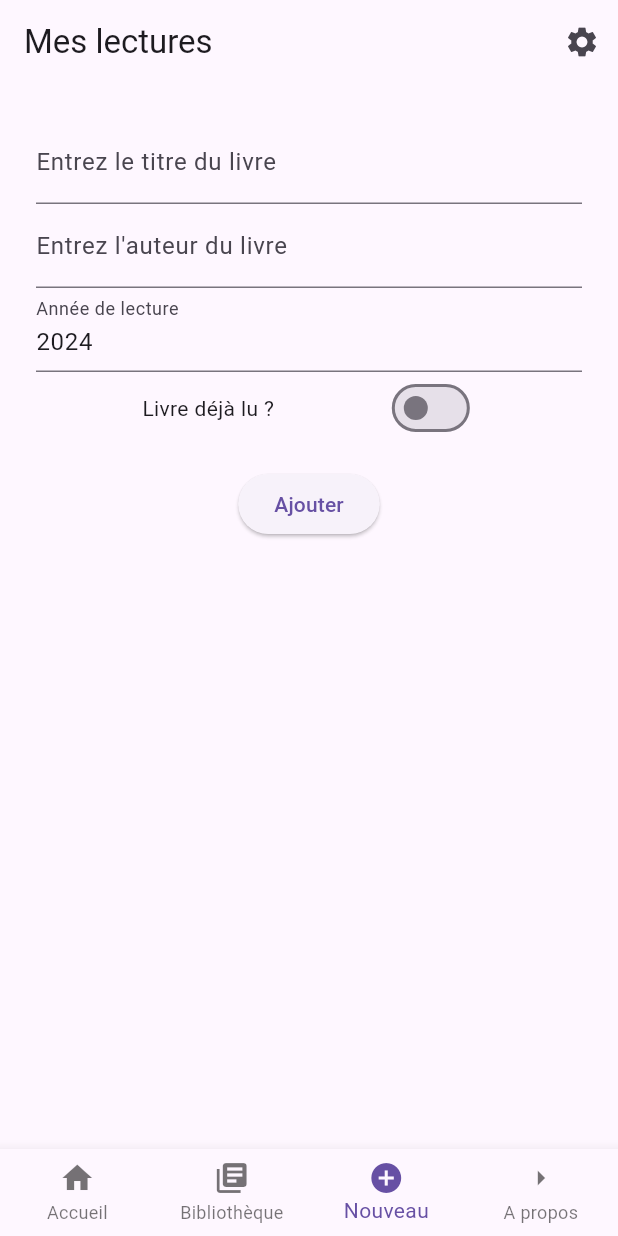
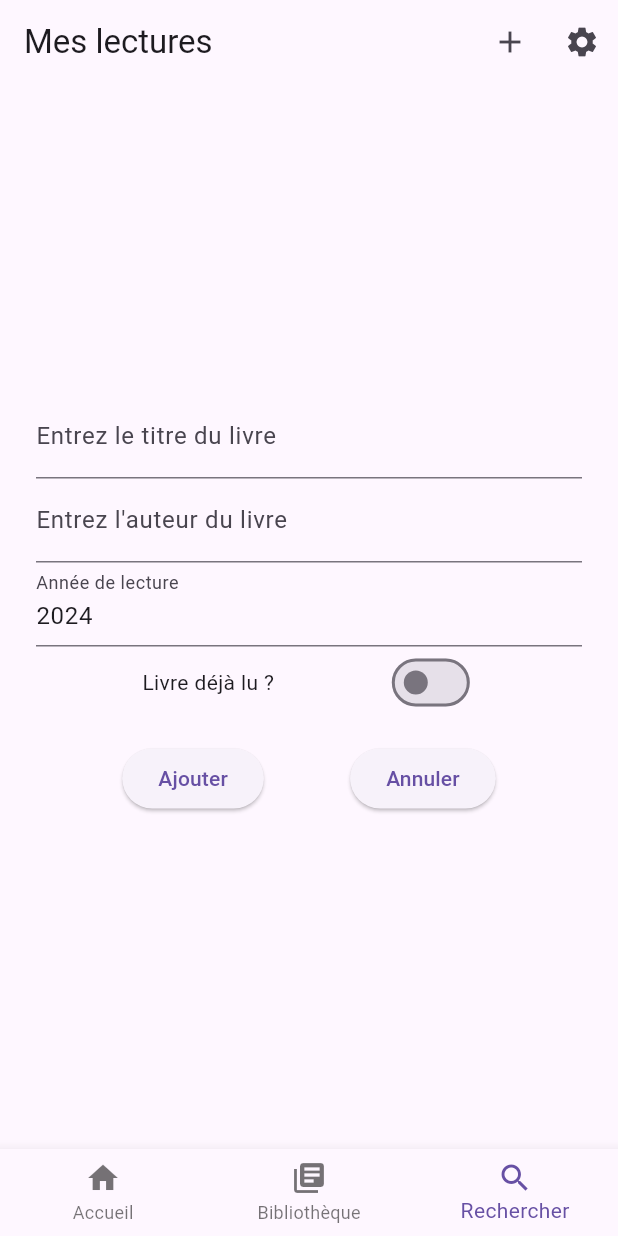
Before and after one commit to nrouelle/bibliotech_ui, a Flutter app: the screen it shows after launch, item 3 of the bottom bar chosen, on a phone screen of 412 x 824 dp. Run offline on Flutter 3.47's test engine with Material 3 defaults, Android fonts, the phone set to English and light mode, and no system bars; generated files the repository leaves out were written again.

Commit message:
add icon add cancel button on add view change add button in listview

```diff
--- a/lib/src/app.dart
+++ b/lib/src/app.dart
@@ -6,7 +6,6 @@ import 'package:ma_biblio/src/home/home_view.dart';
 import 'books/books_controller.dart';
 import 'books/books_list_view.dart';
 
-import 'sample_feature/sample_item_details_view.dart';
 import 'settings/settings_controller.dart';
 import 'settings/settings_view.dart';
 
@@ -74,8 +73,6 @@ class MyApp extends StatelessWidget {
                 switch (routeSettings.name) {
                   case SettingsView.routeName:
                     return SettingsView(controller: settingsController);
-                  case SampleItemDetailsView.routeName:
-                    return const SampleItemDetailsView();
                   case BookListView.routeName:
                     return const BookListView();
                   case BookAddView.routeName:
--- a/lib/src/books/book.dart
+++ b/lib/src/books/book.dart
@@ -8,7 +8,7 @@ class Book {
 
   factory Book.fromJson(Map<String, dynamic> json) {
     return Book(json['title'] as String, json['author'] as String,
-        json['year'] as String, true);
+        json['year'] as String, json['read'] as bool);
   }
 
   Map<String, dynamic> toJson() =>
--- a/lib/src/books/books_add_view.dart
+++ b/lib/src/books/books_add_view.dart
@@ -1,8 +1,6 @@
 import 'package:flutter/material.dart';
 import 'package:ma_biblio/src/books/books_controller.dart';
-import 'package:ma_biblio/src/books/books_list_view.dart';
 import 'package:ma_biblio/src/books/books_service.dart';
-import 'package:ma_biblio/src/home/home_view.dart';
 
 class BookAddView extends StatefulWidget {
   const BookAddView({super.key});
@@ -39,9 +37,9 @@ class BookAddForm extends State<BookAddView> {
   Future _selectDate() async {
     DateTime? picked = await showDatePicker(
         context: context,
-        initialDate: new DateTime.now(),
-        firstDate: new DateTime(2016),
-        lastDate: new DateTime(2026));
+        initialDate: DateTime.now(),
+        firstDate: DateTime(2016),
+        lastDate: DateTime(2026));
     if (picked != null) setState(() => dateInput.text = picked.year.toString());
   }
 
@@ -49,10 +47,12 @@ class BookAddForm extends State<BookAddView> {
   Widget build(BuildContext context) {
     return Form(
       key: _addFormKey,
-      child: Padding(
+      child: Scaffold(
+        body: Padding(
             padding: const EdgeInsets.all(24),
             child: Center(
                 child: Column(
+              mainAxisAlignment: MainAxisAlignment.center,
               children: [
                 TextFormField(
                   onSaved: (value) {
@@ -105,7 +105,10 @@ class BookAddForm extends State<BookAddView> {
                 ),
                 Padding(
                   padding: const EdgeInsets.symmetric(vertical: 16),
-                child: ElevatedButton(
+                  child: Row(
+                    mainAxisAlignment: MainAxisAlignment.spaceEvenly,
+                    children: [
+                      ElevatedButton(
                           onPressed: () {
                             // Validate returns true if the form is valid, or false otherwise.
                             if (_addFormKey.currentState!.validate()) {
@@ -114,15 +117,24 @@ class BookAddForm extends State<BookAddView> {
                               _addFormKey.currentState?.save();
                               saveBook();
                               ScaffoldMessenger.of(context).showSnackBar(
-                          const SnackBar(content: Text('Processing Data')),
+                                const SnackBar(
+                                    content: Text('Processing Data')),
                               );
                               Navigator.pushNamed(context, '/');
                             }
                           },
                           child: const Text('Ajouter')),
+                      ElevatedButton(
+                          onPressed: () {
+                            Navigator.pop(context);
+                          },
+                          child: const Text('Annuler')),
+                    ],
+                  ),
                 ),
               ],
             ))),
+      ),
     );
   }
 }
--- a/lib/src/books/books_detail_view.dart
+++ b/lib/src/books/books_detail_view.dart
@@ -1,5 +1,4 @@
 import 'package:flutter/material.dart';
-import 'package:flutter/widgets.dart';
 import 'book.dart';
 
 class BooksDetailView extends StatelessWidget {
--- a/lib/src/home/home_view.dart
+++ b/lib/src/home/home_view.dart
@@ -34,6 +34,15 @@ class _HomeViewState extends State<HomeView> {
         title: const Text('Mes lectures'),
         actions: [
           IconButton(
+            icon: const Icon(Icons.add),
+            onPressed: () {
+              // Navigate to the settings page. If the user leaves and returns
+              // to the app after it has been killed while running in the
+              // background, the navigation stack is restored.
+              Navigator.pushNamed(context, BookAddView.routeName);
+            },
+          ),
+          IconButton(
             icon: const Icon(Icons.settings),
             onPressed: () {
               // Navigate to the settings page. If the user leaves and returns
@@ -54,9 +63,7 @@ class _HomeViewState extends State<HomeView> {
           BottomNavigationBarItem(
               icon: Icon(Icons.library_books), label: 'Bibliothèque'),
           BottomNavigationBarItem(
-              icon: Icon(Icons.add_circle), label: 'Nouveau'),
-          BottomNavigationBarItem(
-              icon: Icon(Icons.arrow_right), label: 'A propos'),
+              icon: Icon(Icons.search), label: 'Rechercher'),
         ],
         currentIndex: _selectedIndex,
         onTap: _onItemTapped,
--- a/lib/src/sample_feature/sample_item.dart
+++ /dev/null
@@ -1,6 +0,0 @@
-/// A placeholder class that represents an entity or model.
-class SampleItem {
-  const SampleItem(this.id);
-
-  final int id;
-}
--- a/pubspec.yaml
+++ b/pubspec.yaml
@@ -31,4 +31,3 @@ flutter:
   assets:
     # Add assets from the images directory to the application.
     - assets/images/
-    - assets/library.json
```
Also changed, not shown: lib/src/books/books_list_view.dart (+77 -3 lines), lib/src/books/books_service.dart (+13 -6 lines), lib/src/sample_feature/sample_item_details_view.dart (deleted, +0 -20 lines), lib/src/sample_feature/sample_item_list_view.dart (deleted, +0 -80 lines), assets/images/2.0x/mabiblio.png (added), assets/images/3.0x/mabiblio.png (added), assets/images/mabiblio.png (added), 6 other files. Lines whose indentation alone changed are shown as unchanged.
